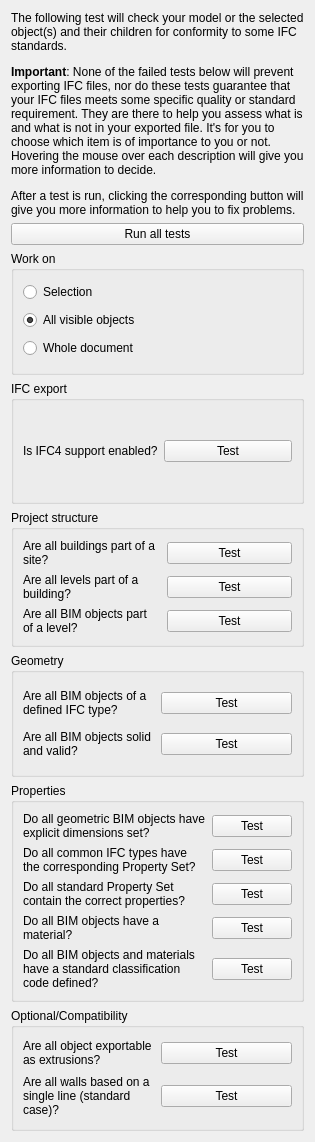
yorikvanhavre/BIM_Workbench, file dialogPreflight.ui: the form before one commit.
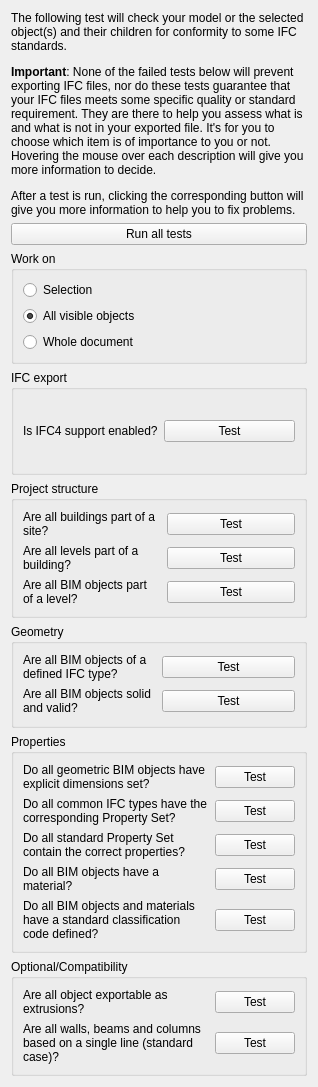
The form after the commit.

Commit message: Small cosmetic fixes, further work on preflight tool

What changed in the file:
```diff
--- a/dialogPreflight.ui
+++ b/dialogPreflight.ui
@@ -6,8 +6,8 @@
    <rect>
     <x>0</x>
     <y>0</y>
-    <width>315</width>
-    <height>1142</height>
+    <width>318</width>
+    <height>1087</height>
    </rect>
   </property>
   <property name="windowTitle">
@@ -227,13 +227,6 @@
         </property>
        </widget>
       </item>
-      <item row="5" column="1">
-       <widget class="QPushButton" name="pushButton_14">
-        <property name="text">
-         <string>Test</string>
-        </property>
-       </widget>
-      </item>
       <item row="0" column="1">
        <widget class="QPushButton" name="pushButton_3">
         <property name="text">
@@ -308,7 +301,14 @@
        </widget>
       </item>
       <item row="2" column="1">
-       <widget class="QPushButton" name="pushButton_12">
+       <widget class="QPushButton" name="testPsets">
+        <property name="text">
+         <string>Test</string>
+        </property>
+       </widget>
+      </item>
+      <item row="5" column="1">
+       <widget class="QPushButton" name="testStandards">
         <property name="text">
          <string>Test</string>
         </property>
@@ -349,7 +349,7 @@
          <string>&lt;html&gt;&lt;head/&gt;&lt;body&gt;&lt;p&gt;Walls in FreeCAD can be constructed in a wide number of ways. But some simpler BIM applications might have difficulties with walls that are not of the most simple type, that is, a single, straight piece of wall (which correspond to the IfcWallStandardCase type).&lt;/p&gt;&lt;p&gt;&lt;br/&gt;&lt;/p&gt;&lt;p&gt;This test will find any wall which is not such a standard case.&lt;/p&gt;&lt;/body&gt;&lt;/html&gt;</string>
         </property>
         <property name="text">
-         <string>Are all walls based on a single line (standard case)?</string>
+         <string>Are all walls, beams and columns based on a single line (standard case)?</string>
         </property>
         <property name="wordWrap">
          <bool>true</bool>
```
Left out of the diff: 34 changed lines with no effect on the pictures. The commit also changes 10 other files.
